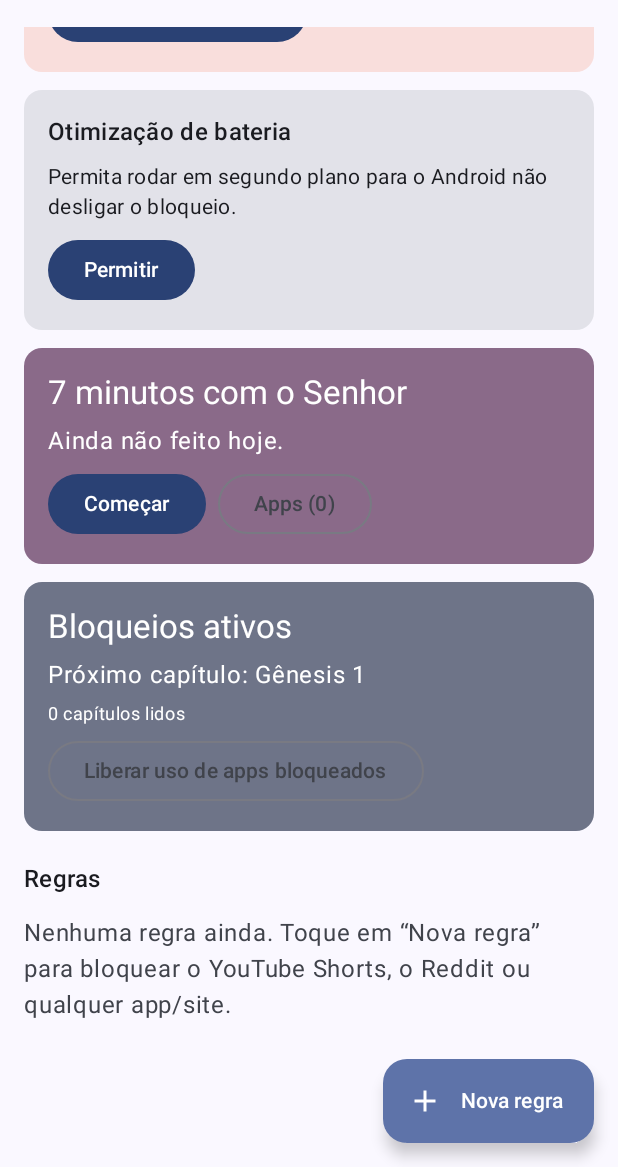
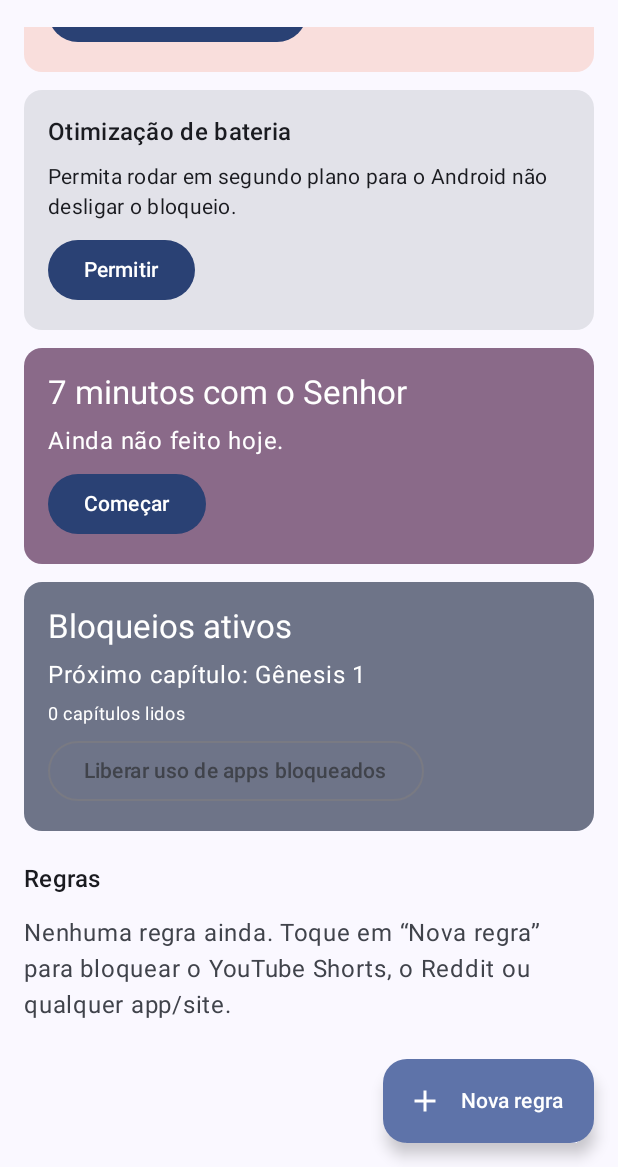
Before and after one commit to davimartinsfr/renova, an Android app built with Jetpack Compose: the screen it shows after launch (MainActivity), scrolled down 158 dp, on a phone screen of 412 x 824 dp, the part 69-1236 px from its top. Run offline under Robolectric (Android 15) with nearby library versions, the phone set to English and light mode, and no system bars.

Commit message:
7 minutos usam as regras de bloqueio em vez de uma lista própria
Até fazer a devoção do dia, todo alvo das regras ativas fica bloqueado
(mesmo fora do horário ou dentro do limite), sem ceder às liberações por
leitura. Sai a tela e o armazenamento da lista própria; o cartão da devoção
mostra quantas regras estão aguardando.

Co-Authored-By: Claude Opus 5.5 <noreply@anthropic.com>
Claude-Session: https://claude.ai/code/session_01CZyx1H3NEy6DGwrs3Y3hzj

```diff
--- a/app/src/main/java/dev/renova/app/MainActivity.kt
+++ b/app/src/main/java/dev/renova/app/MainActivity.kt
@@ -10,11 +10,8 @@ import androidx.compose.runtime.mutableStateOf
 import androidx.compose.runtime.saveable.rememberSaveable
 import androidx.compose.runtime.setValue
 import dev.renova.app.ui.AppTheme
-import dev.renova.app.ui.DevotionTargetsScreen
 import dev.renova.app.ui.HomeScreen
 import dev.renova.app.ui.RuleEditorScreen
-
-private const val DEVOTION_TARGETS = "#devotion"
 
 class MainActivity : ComponentActivity() {
     override fun onCreate(savedInstanceState: Bundle?) {
@@ -22,22 +19,14 @@ class MainActivity : ComponentActivity() {
         enableEdgeToEdge()
         setContent {
             AppTheme {
-                // null = início; "" = nova regra; DEVOTION_TARGETS = lista dos 7 minutos; caso contrário, id da regra.
+                // null = início; "" = nova regra; caso contrário, id da regra em edição.
                 var editing by rememberSaveable { mutableStateOf<String?>(null) }
                 val current = editing
                 if (current == null) {
-                    HomeScreen(
-                        onEditRule = { editing = it },
-                        onNewRule = { editing = "" },
-                        onDevotionTargets = { editing = DEVOTION_TARGETS },
-                    )
+                    HomeScreen(onEditRule = { editing = it }, onNewRule = { editing = "" })
                 } else {
                     BackHandler { editing = null }
-                    if (current == DEVOTION_TARGETS) {
-                        DevotionTargetsScreen(onDone = { editing = null })
-                    } else {
-                        RuleEditorScreen(ruleId = current.ifEmpty { null }, onDone = { editing = null })
-                    }
+                    RuleEditorScreen(ruleId = current.ifEmpty { null }, onDone = { editing = null })
                 }
             }
         }
--- a/app/src/main/java/dev/renova/app/data/AppStore.kt
+++ b/app/src/main/java/dev/renova/app/data/AppStore.kt
@@ -40,7 +40,6 @@ class AppStore private constructor(context: Context) {
         val CHAPTERS_READ = intPreferencesKey("chapters_read")
         val EDIT_UNLOCK_UNTIL = longPreferencesKey("edit_unlock_until")
         val DEVOTION_DONE_DAY = stringPreferencesKey("devotion_done_day")
-        val DEVOTION_TARGETS = stringPreferencesKey("devotion_targets")
         val UPDATE = stringPreferencesKey("update")
         val UPDATE_NOTIFIED = stringPreferencesKey("update_notified")
         val UPDATE_CHECKED_AT = longPreferencesKey("update_checked_at")
@@ -64,14 +63,7 @@ class AppStore private constructor(context: Context) {
     /** Dia (ver [Devotion.dayKey]) em que os 7 minutos foram feitos pela última vez. */
     val devotionDoneDay: Flow<String?> = store.data.map { it[Keys.DEVOTION_DONE_DAY] }
 
-    /** Alvos presos até os 7 minutos do dia (regras sem limite nem horário: só alvo). */
-    val devotionTargets: Flow<List<Rule>> = store.data.map { p ->
-        p[Keys.DEVOTION_TARGETS]?.let { json.decodeFromString<List<Rule>>(it) } ?: emptyList()
-    }
-
     suspend fun setDevotionDone(dayKey: String) = store.edit { it[Keys.DEVOTION_DONE_DAY] = dayKey }
-
-    suspend fun saveDevotionTargets(targets: List<Rule>) = store.edit { it[Keys.DEVOTION_TARGETS] = json.encodeToString(targets) }
 
     val chaptersRead: Flow<Int> = store.data.map { it[Keys.CHAPTERS_READ] ?: 0 }
 
--- a/app/src/main/java/dev/renova/app/service/BlockerAccessibilityService.kt
+++ b/app/src/main/java/dev/renova/app/service/BlockerAccessibilityService.kt
@@ -40,7 +40,6 @@ class BlockerAccessibilityService : AccessibilityService() {
     private lateinit var power: PowerManager
 
     private var rules: List<Rule> = emptyList()
-    private var devotionTargets: List<Rule> = emptyList()
     private var devotionDoneDay: String? = null
     private var unlockUntil = 0L
     private var usageDate = LocalDate.now().toString()
@@ -59,7 +58,6 @@ class BlockerAccessibilityService : AccessibilityService() {
         power = getSystemService(PowerManager::class.java)
         scope.launch { store.rules.collect { rules = it } }
         scope.launch { store.unlockUntil.collect { unlockUntil = it } }
-        scope.launch { store.devotionTargets.collect { devotionTargets = it } }
         scope.launch { store.devotionDoneDay.collect { devotionDoneDay = it } }
         scope.launch {
             usage.putAll(store.usage.first().today())
@@ -132,12 +130,12 @@ class BlockerAccessibilityService : AccessibilityService() {
 
     /**
      * Regra que bloqueia [target] agora, se houver. Os 7 minutos com o Senhor vêm primeiro e
-     * não cedem às liberações por leitura: só fazê-los solta os alvos da lista própria.
+     * não cedem às liberações por leitura: até fazê-los, todo alvo das regras fica bloqueado.
      */
     private fun blockFor(target: ActiveTarget): Pair<Rule, BlockReason>? {
         val now = LocalDateTime.now()
         if (!Devotion.isDone(devotionDoneDay, now)) {
-            devotionTargets.firstOrNull { RuleEngine.matches(it, target) }?.let { return it to BlockReason.DEVOTION }
+            rules.firstOrNull { RuleEngine.matches(it, target) }?.let { return it to BlockReason.DEVOTION }
         }
         val unlocked = unlockUntil > System.currentTimeMillis()
         for (rule in rules) {
--- a/app/src/main/java/dev/renova/app/ui/HomeScreen.kt
+++ b/app/src/main/java/dev/renova/app/ui/HomeScreen.kt
@@ -67,7 +67,7 @@ import java.time.LocalDateTime
 
 @OptIn(ExperimentalMaterial3Api::class)
 @Composable
-fun HomeScreen(onEditRule: (String) -> Unit, onNewRule: () -> Unit, onDevotionTargets: () -> Unit) {
+fun HomeScreen(onEditRule: (String) -> Unit, onNewRule: () -> Unit) {
     val context = LocalContext.current
     val store = remember { AppStore.get(context) }
     val rules by store.rules.collectAsState(initial = emptyList())
@@ -77,7 +77,6 @@ fun HomeScreen(onEditRule: (String) -> Unit, onNewRule: () -> Unit, onDevotionTa
     val chaptersRead by store.chaptersRead.collectAsState(initial = 0)
     val editUnlockUntil by store.editUnlockUntil.collectAsState(initial = 0L)
     val devotionDoneDay by store.devotionDoneDay.collectAsState(initial = null)
-    val devotionTargets by store.devotionTargets.collectAsState(initial = emptyList())
     val update by store.availableUpdate.collectAsState(initial = null)
     val scope = rememberCoroutineScope()
     var downloading by remember { mutableStateOf(false) }
@@ -170,9 +169,8 @@ fun HomeScreen(onEditRule: (String) -> Unit, onNewRule: () -> Unit, onDevotionTa
             item {
                 DevotionCard(
                     done = Devotion.isDone(devotionDoneDay, LocalDateTime.now()),
-                    targetCount = devotionTargets.size,
+                    targetCount = rules.count { it.enabled },
                     onStart = { context.startActivity(Intent(context, DevotionActivity::class.java)) },
-                    onTargets = onDevotionTargets,
                 )
             }
             item {
@@ -216,11 +214,11 @@ private fun SetupCard(title: String, text: String, action: String, urgent: Boole
 }
 
 @Composable
-private fun DevotionCard(done: Boolean, targetCount: Int, onStart: () -> Unit, onTargets: () -> Unit) {
+private fun DevotionCard(done: Boolean, targetCount: Int, onStart: () -> Unit) {
     Card(colors = CardDefaults.cardColors(containerColor = MaterialTheme.colorScheme.tertiaryContainer)) {
         Column(Modifier.padding(16.dp).fillMaxWidth(), verticalArrangement = Arrangement.spacedBy(6.dp)) {
             Text("7 minutos com o Senhor", style = MaterialTheme.typography.titleLarge)
-            val apps = if (targetCount == 1) "1 app" else "$targetCount apps"
+            val apps = if (targetCount == 1) "1 regra" else "$targetCount regras"
             Text(
                 when {
                     done -> "Feito hoje. ✓"
@@ -229,10 +227,7 @@ private fun DevotionCard(done: Boolean, targetCount: Int, onStart: () -> Unit, o
                 },
                 style = MaterialTheme.typography.bodyLarge,
             )
-            Row(horizontalArrangement = Arrangement.spacedBy(8.dp)) {
-                if (done) OutlinedButton(onClick = onStart) { Text("Fazer de novo") } else Button(onClick = onStart) { Text("Começar") }
-                OutlinedButton(onClick = onTargets) { Text("Apps ($targetCount)") }
-            }
+            if (done) OutlinedButton(onClick = onStart) { Text("Fazer de novo") } else Button(onClick = onStart) { Text("Começar") }
         }
     }
 }
--- a/app/src/main/java/dev/renova/app/ui/RuleEditorScreen.kt
+++ b/app/src/main/java/dev/renova/app/ui/RuleEditorScreen.kt
@@ -69,9 +69,9 @@ import kotlinx.coroutines.launch
 import kotlinx.coroutines.withContext
 import java.util.UUID
 
-internal data class InstalledApp(val label: String, val packageName: String)
+private data class InstalledApp(val label: String, val packageName: String)
 
-internal val SITE_SUGGESTIONS = listOf("reddit.com", "youtube.com/shorts", "tiktok.com", "instagram.com", "x.com", "facebook.com")
+private val SITE_SUGGESTIONS = listOf("reddit.com", "youtube.com/shorts", "tiktok.com", "instagram.com", "x.com", "facebook.com")
 
 @OptIn(ExperimentalMaterial3Api::class, ExperimentalLayoutApi::class)
 @Composable
@@ -296,7 +296,7 @@ private fun ScheduleCard(s: Schedule, onChange: (Schedule) -> Unit, onDelete: ()
 }
 
 @Composable
-internal fun AppPickerDialog(onDismiss: () -> Unit, onPick: (InstalledApp) -> Unit) {
+private fun AppPickerDialog(onDismiss: () -> Unit, onPick: (InstalledApp) -> Unit) {
     val context = LocalContext.current
     val apps by produceState<List<InstalledApp>?>(null) {
         value = withContext(Dispatchers.IO) {
```
Also changed, not shown: app/src/main/java/dev/renova/app/ui/DevotionTargetsScreen.kt (deleted, +0 -175 lines), 1 other file.
